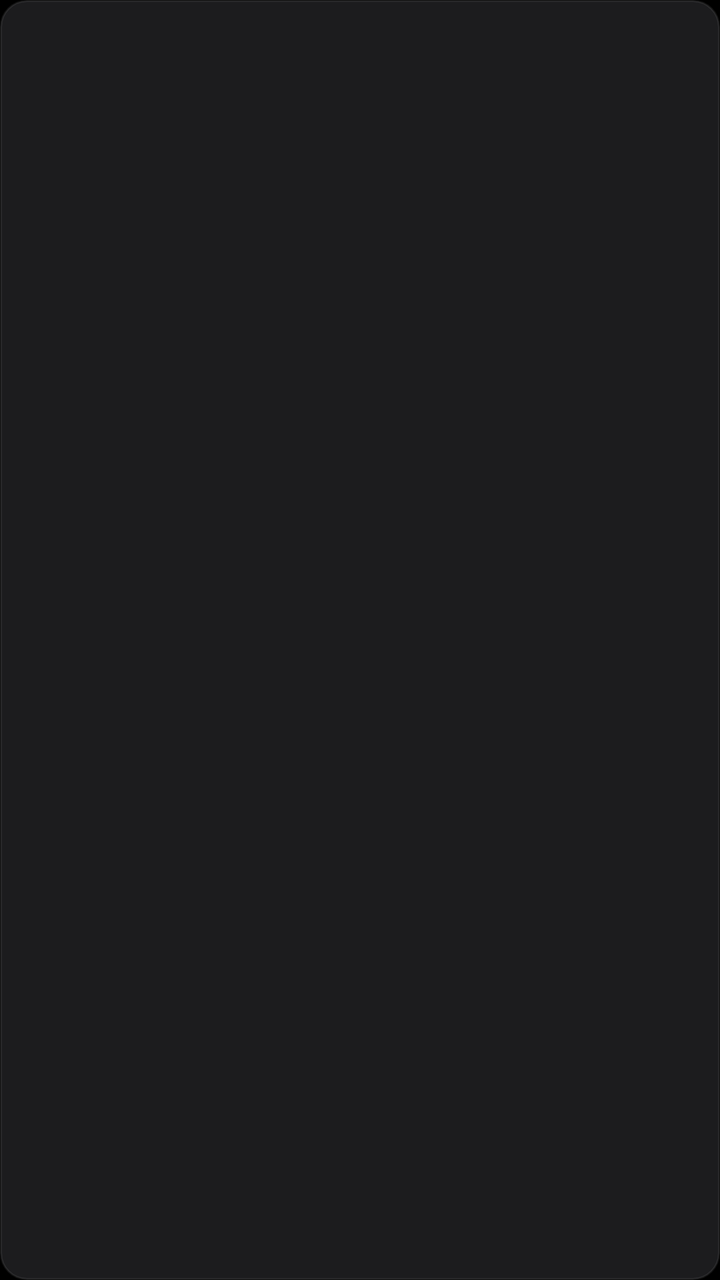
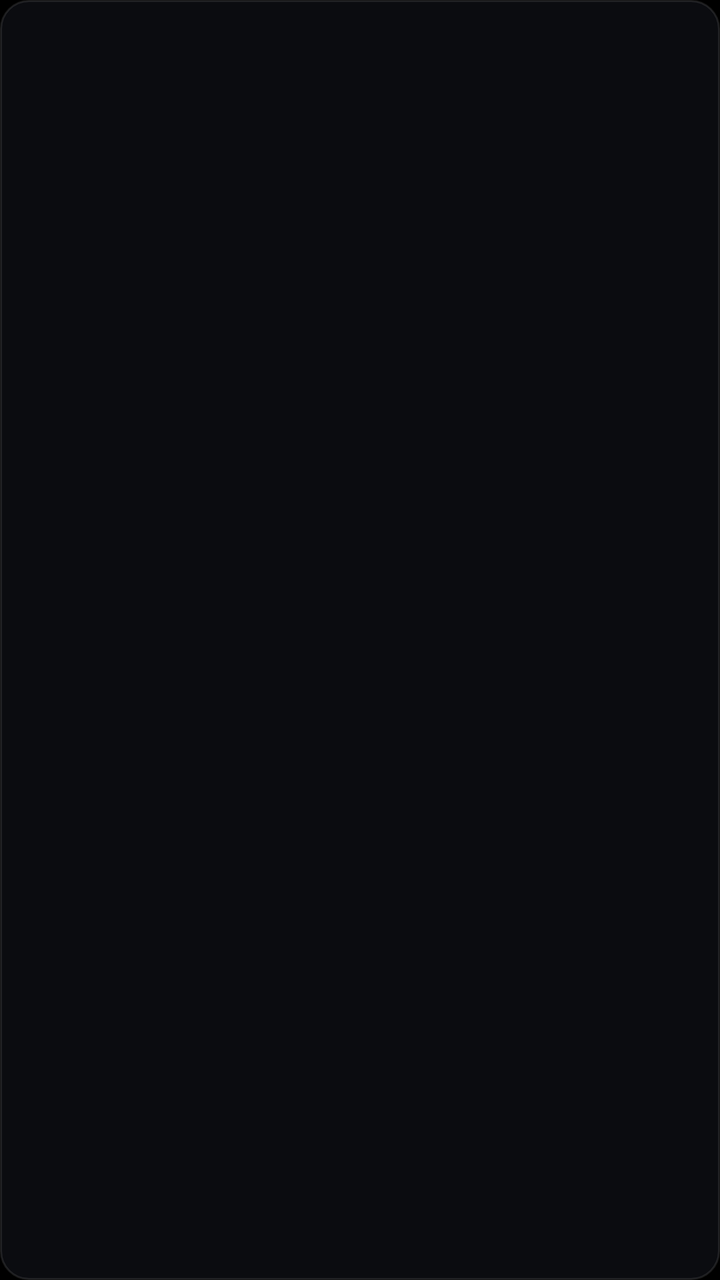

An Android layout rendered at two revisions. The XML below is the earlier revision; the diff shows what the commit changed to produce the second picture.
<!-- AndroidManifest.xml: application theme Theme.AppleTVHome -->
<!-- res/layout/item_dock_tile.xml -->
<?xml version="1.0" encoding="utf-8"?>
<FrameLayout xmlns:android="http://schemas.android.com/apk/res/android"
    android:id="@+id/dock_item_frame"
    android:layout_width="112dp"
    android:layout_height="63dp"
    android:layout_margin="5dp"
    android:focusable="true"
    android:background="@drawable/tile_focus_glass">

    <ImageView
        android:id="@+id/dock_item_img"
        android:layout_width="match_parent"
        android:layout_height="match_parent"
        android:scaleType="centerCrop" />
</FrameLayout>
<!-- resources referenced by this layout -->
<resources>
  <!-- drawable tile_focus_glass (drawable) -->
  <?xml version="1.0" encoding="utf-8"?>
  <selector xmlns:android="http://schemas.android.com/apk/res/android">
      <item android:state_focused="true">
          <shape android:shape="rectangle">
              <corners android:radius="14dp" />
              <stroke android:width="1.5dp" android:color="#40FFFFFF" />
              <gradient
                  android:type="linear"
                  android:angle="270"
                  android:startColor="#0FFFFFFF"
                  android:endColor="#04FFFFFF" />
          </shape>
      </item>
      <item>
          <shape android:shape="rectangle">
              <corners android:radius="13dp" />
              <stroke android:width="1dp" android:color="#14FFFFFF" />
              <solid android:color="#1C1C1E" />
          </shape>
      </item>
  </selector>
  <style name="Theme.AppleTVHome" parent="@android:style/Theme.NoTitleBar.Fullscreen">
          <item name="android:windowBackground">@color/pitch_black</item>
          <item name="android:colorBackground">@color/pitch_black</item>
          <item name="android:windowNoTitle">true</item>
          <item name="android:windowAnimationStyle">@null</item>
          <item name="android:soundEffectsEnabled">false</item>
      </style>
  <color name="pitch_black">#000000</color>
</resources>

<!-- the commit's change to res/layout/item_dock_tile.xml (unified diff, before → after) -->
@@ -1,8 +1,8 @@
 <?xml version="1.0" encoding="utf-8"?>
 <FrameLayout xmlns:android="http://schemas.android.com/apk/res/android"
     android:id="@+id/dock_item_frame"
-    android:layout_width="112dp"
-    android:layout_height="63dp"
+    android:layout_width="114dp"
+    android:layout_height="64dp"
     android:layout_margin="5dp"
     android:focusable="true"
     android:background="@drawable/tile_focus_glass">
<!-- resource entries referenced after the edit -->
@@ -5,20 +5,21 @@
   <selector xmlns:android="http://schemas.android.com/apk/res/android">
       <item android:state_focused="true">
           <shape android:shape="rectangle">
-              <corners android:radius="14dp" />
-              <stroke android:width="1.5dp" android:color="#40FFFFFF" />
+              <corners android:radius="16dp" />
+              <stroke android:width="2dp" android:color="#F5FFFFFF" />
               <gradient
                   android:type="linear"
                   android:angle="270"
-                  android:startColor="#0FFFFFFF"
-                  android:endColor="#04FFFFFF" />
+                  android:startColor="#33FFFFFF"
+                  android:centerColor="#08FFFFFF"
+                  android:endColor="#02FFFFFF" />
           </shape>
       </item>
       <item>
           <shape android:shape="rectangle">
-              <corners android:radius="13dp" />
-              <stroke android:width="1dp" android:color="#14FFFFFF" />
-              <solid android:color="#1C1C1E" />
+              <corners android:radius="14dp" />
+              <stroke android:width="1dp" android:color="#1AFFFFFF" />
+              <solid android:color="#80161820" />
           </shape>
       </item>
   </selector>
